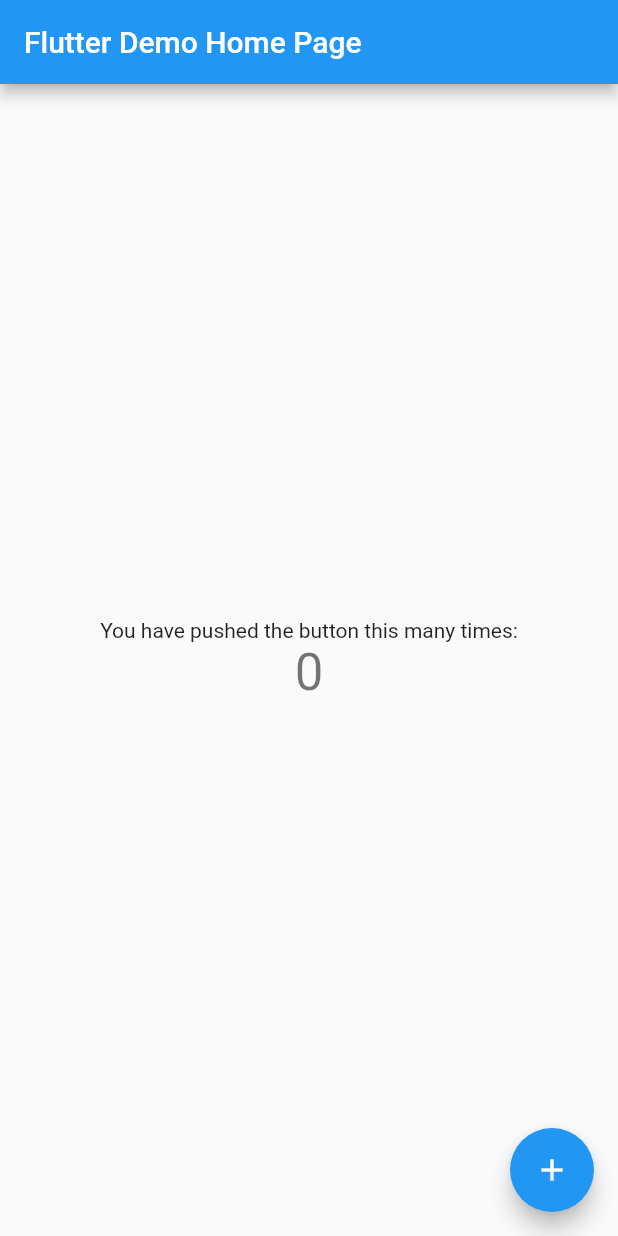
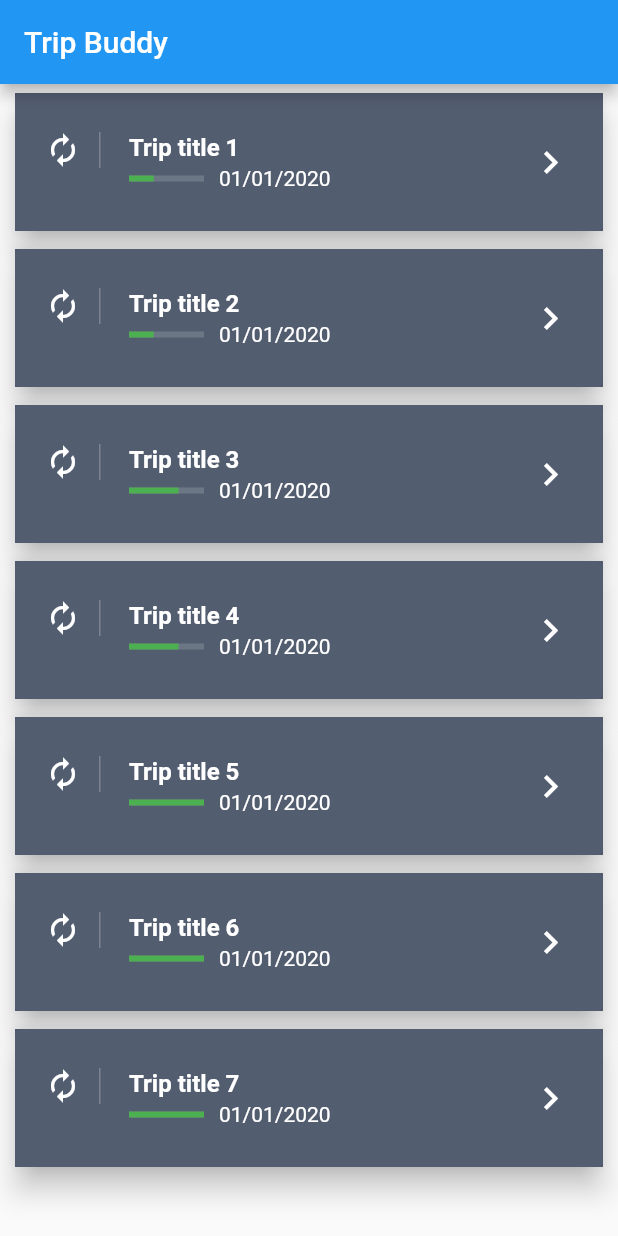
Before and after one commit to Fanhin/Final-Flutter-App, a Flutter app: the screen it shows after launch, on a phone screen of 412 x 824 dp. Run offline on Flutter 3.47's test engine with Material 2 defaults, Android fonts, the phone set to English and light mode, and no system bars.

Commit message:
commit class end

```diff
--- a/lib/main.dart
+++ b/lib/main.dart
@@ -1,4 +1,7 @@
 import 'package:flutter/material.dart';
+
+import 'package:trip_buddy/screens/feature_page.dart';
+import 'package:trip_buddy/screens/home_page.dart';
 
 void main() {
   runApp(MyApp());
@@ -9,109 +12,8 @@ class MyApp extends StatelessWidget {
   @override
   Widget build(BuildContext context) {
     return MaterialApp(
-      title: 'Flutter Demo',
-      theme: ThemeData(
-        // This is the theme of your application.
-        //
-        // Try running your application with "flutter run". You'll see the
-        // application has a blue toolbar. Then, without quitting the app, try
-        // changing the primarySwatch below to Colors.green and then invoke
-        // "hot reload" (press "r" in the console where you ran "flutter run",
-        // or simply save your changes to "hot reload" in a Flutter IDE).
-        // Notice that the counter didn't reset back to zero; the application
-        // is not restarted.
-        primarySwatch: Colors.blue,
-        // This makes the visual density adapt to the platform that you run
-        // the app on. For desktop platforms, the controls will be smaller and
-        // closer together (more dense) than on mobile platforms.
-        visualDensity: VisualDensity.adaptivePlatformDensity,
-      ),
-      home: MyHomePage(title: 'Flutter Demo Home Page'),
+      title: 'Trip Buddy App',
+      home: HomePage()
     );
   }
 }
-
-class MyHomePage extends StatefulWidget {
-  MyHomePage({Key key, this.title}) : super(key: key);
-
-  // This widget is the home page of your application. It is stateful, meaning
-  // that it has a State object (defined below) that contains fields that affect
-  // how it looks.
-
-  // This class is the configuration for the state. It holds the values (in this
-  // case the title) provided by the parent (in this case the App widget) and
-  // used by the build method of the State. Fields in a Widget subclass are
-  // always marked "final".
-
-  final String title;
-
-  @override
-  _MyHomePageState createState() => _MyHomePageState();
-}
-
-class _MyHomePageState extends State<MyHomePage> {
-  int _counter = 0;
-
-  void _incrementCounter() {
-    setState(() {
-      // This call to setState tells the Flutter framework that something has
-      // changed in this State, which causes it to rerun the build method below
-      // so that the display can reflect the updated values. If we changed
-      // _counter without calling setState(), then the build method would not be
-      // called again, and so nothing would appear to happen.
-      _counter++;
-    });
-  }
-
-  @override
-  Widget build(BuildContext context) {
-    // This method is rerun every time setState is called, for instance as done
-    // by the _incrementCounter method above.
-    //
-    // The Flutter framework has been optimized to make rerunning build methods
-    // fast, so that you can just rebuild anything that needs updating rather
-    // than having to individually change instances of widgets.
-    return Scaffold(
-      appBar: AppBar(
-        // Here we take the value from the MyHomePage object that was created by
-        // the App.build method, and use it to set our appbar title.
-        title: Text(widget.title),
-      ),
-      body: Center(
-        // Center is a layout widget. It takes a single child and positions it
-        // in the middle of the parent.
-        child: Column(
-          // Column is also a layout widget. It takes a list of children and
-          // arranges them vertically. By default, it sizes itself to fit its
-          // children horizontally, and tries to be as tall as its parent.
-          //
-          // Invoke "debug painting" (press "p" in the console, choose the
-          // "Toggle Debug Paint" action from the Flutter Inspector in Android
-          // Studio, or the "Toggle Debug Paint" command in Visual Studio Code)
-          // to see the wireframe for each widget.
-          //
-          // Column has various properties to control how it sizes itself and
-          // how it positions its children. Here we use mainAxisAlignment to
-          // center the children vertically; the main axis here is the vertical
-          // axis because Columns are vertical (the cross axis would be
-          // horizontal).
-          mainAxisAlignment: MainAxisAlignment.center,
-          children: <Widget>[
-            Text(
-              'You have pushed the button this many times:',
-            ),
-            Text(
-              '$_counter',
-              style: Theme.of(context).textTheme.headline4,
-            ),
-          ],
-        ),
-      ),
-      floatingActionButton: FloatingActionButton(
-        onPressed: _incrementCounter,
-        tooltip: 'Increment',
-        child: Icon(Icons.add),
-      ), // This trailing comma makes auto-formatting nicer for build methods.
-    );
-  }
-}
--- /dev/null
+++ b/lib/screens/feature_page.dart
@@ -0,0 +1,47 @@
+import 'package:flutter/material.dart';
+
+class FeaturePage extends StatefulWidget {
+  @override
+  _FeaturePageState createState() => _FeaturePageState();
+}
+
+class _FeaturePageState extends State<FeaturePage> {
+  final makeBottom = Container(
+      height: 55.0,
+      child: BottomAppBar(
+
+        color: Color.fromRGBO(58, 66, 86, 1.0),
+        child: Row(
+          mainAxisAlignment: MainAxisAlignment.spaceEvenly,
+          children: <Widget>[
+
+            IconButton(
+
+              icon: Icon(Icons.home, color: Colors.white),
+              onPressed: () {},
+            ),
+            IconButton(
+              icon: Icon(Icons.blur_on, color: Colors.white),
+              onPressed: () {},
+            ),
+
+          ],
+        ),
+      ),
+    );
+
+
+
+  @override
+  Widget build(BuildContext context) {
+
+    return Scaffold(
+      appBar: AppBar(title: Text("Trip Name")),
+      bottomNavigationBar: makeBottom,
+
+
+    );
+
+
+
+}}
--- /dev/null
+++ b/lib/screens/home_page.dart
@@ -0,0 +1,154 @@
+import 'package:flutter/material.dart';
+import 'package:trip_buddy/screens/trip.dart';
+
+
+
+class HomePage extends StatefulWidget {
+
+
+  @override
+  _HomePageState createState() => _HomePageState();
+}
+
+class _HomePageState extends State<HomePage> {
+
+
+
+  List<Map> tripList = [
+    {"tripName": "title1", "date": "01/01/2020"},
+    {"tripName": "title2", "date": "02/01/2020"},
+    {"tripName": "title3", "date": "03/01/2020"},
+    {"tripName": "title4", "date": "04/01/2020"},
+    {"tripName": "title5", "date": "05/01/2020"},
+  ];
+
+  List lessons;
+
+   @override
+  void initState() {
+    lessons = getTrips();
+    super.initState();
+  }
+
+  @override
+  Widget build(BuildContext context) {
+
+    ListTile makeListTile(Trip trip) => ListTile(
+          contentPadding:
+              EdgeInsets.symmetric(horizontal: 20.0, vertical: 10.0),
+          leading: Container(
+            padding: EdgeInsets.only(right: 12.0),
+            decoration: new BoxDecoration(
+                border: new Border(
+                    right: new BorderSide(width: 1.0, color: Colors.white24))),
+            child: Icon(Icons.autorenew, color: Colors.white),
+          ),
+          title: Text(
+            trip.title,
+            style: TextStyle(color: Colors.white, fontWeight: FontWeight.bold),
+          ),
+          // subtitle: Text("Intermediate", style: TextStyle(color: Colors.white)),
+
+          subtitle: Row(
+            children: <Widget>[
+              Expanded(
+                  flex: 1,
+                  child: Container(
+                    // tag: 'hero',
+                    child: LinearProgressIndicator(
+                        backgroundColor: Color.fromRGBO(209, 224, 224, 0.2),
+                        value: trip.indicatorValue,
+                        valueColor: AlwaysStoppedAnimation(Colors.green)),
+                  )),
+              Expanded(
+                flex: 4,
+                child: Padding(
+                    padding: EdgeInsets.only(left: 10.0),
+                    child: Text(trip.date,
+                        style: TextStyle(color: Colors.white))),
+              )
+            ],
+          ),
+          trailing:
+              Icon(Icons.keyboard_arrow_right, color: Colors.white, size: 30.0),
+          onTap: () {
+
+          },
+        );
+
+    Card makeCard(Trip trip) => Card(
+          elevation: 8.0,
+          margin: new EdgeInsets.symmetric(horizontal: 10.0, vertical: 6.0),
+          child: Container(
+            decoration: BoxDecoration(color: Color.fromRGBO(64, 75, 96, .9)),
+            child: makeListTile(trip),
+          ),
+        );
+
+    final makeBody = Container(
+      // decoration: BoxDecoration(color: Color.fromRGBO(58, 66, 86, 1.0)),
+      child: ListView.builder(
+        scrollDirection: Axis.vertical,
+        shrinkWrap: true,
+        itemCount: lessons.length,
+        itemBuilder: (BuildContext context, int index) {
+          return makeCard(lessons[index]);
+        },
+      ),
+    );
+
+
+    return Scaffold(
+      appBar: AppBar(
+        title: Text("Trip Buddy"),
+      ),
+      body: makeBody);
+  }
+
+  List getTrips() {
+  return [
+    Trip(
+        title: "Trip title 1",
+        date: "01/01/2020",
+        indicatorValue: 0.33,
+
+    ),
+    Trip(
+        title: "Trip title 2",
+        date: "01/01/2020",
+        indicatorValue: 0.33,
+
+       ),
+    Trip(
+        title: "Trip title 3",
+        date: "01/01/2020",
+        indicatorValue: 0.66,
+
+        ),
+    Trip(
+        title: "Trip title 4",
+        date: "01/01/2020",
+        indicatorValue: 0.66,
+
+       ),
+    Trip(
+        title: "Trip title 5",
+        date: "01/01/2020",
+        indicatorValue: 1.0,
+
+       ),
+    Trip(
+        title: "Trip title 6",
+        date: "01/01/2020",
+        indicatorValue: 1.0,
+
+        ),
+    Trip(
+        title: "Trip title 7",
+        date: "01/01/2020",
+        indicatorValue: 1.0,
+
+       )
+  ];
+}
+}
--- /dev/null
+++ b/lib/screens/trip.dart
@@ -0,0 +1,10 @@
+class Trip {
+  String title;
+  String date;
+  double indicatorValue;
+
+
+
+  Trip(
+      {this.title, this.date, this.indicatorValue, });
+}
```
Also changed, not shown: lib/screens/timeline_page.dart (added), lib/screens/todolist_page.dart (added).
